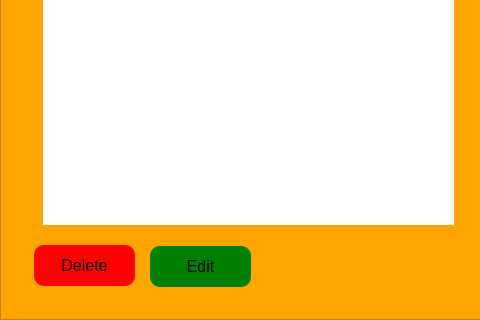
Qt form client/aboutorganization.ui (imanzk/Task-Manager-Application) before a commit; both pictures show x 0 to 480 and y 280 to 600 of the 1000 by 600 pixel window.
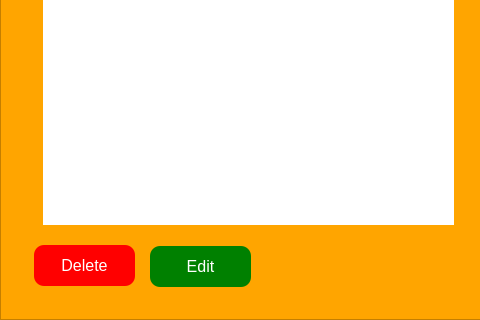
The same form after that commit.

Patch:
```diff
--- a/client/aboutorganization.ui
+++ b/client/aboutorganization.ui
@@ -49,8 +49,15 @@
      <cursorShape>PointingHandCursor</cursorShape>
     </property>
     <property name="styleSheet">
-     <string notr="true">background:green;
-border-radius:10;</string>
+     <string notr="true">QPushButton{background:green;
+border:none;
+border-radius:10px;
+color:white;}
+QPushButton:hover{
+background:white;
+color:green;
+font-weight:bold;
+}</string>
     </property>
     <property name="text">
      <string>Edit</string>
@@ -74,8 +81,15 @@
      <cursorShape>PointingHandCursor</cursorShape>
     </property>
     <property name="styleSheet">
-     <string notr="true">background:red;
-border-radius:10;</string>
+     <string notr="true">QPushButton{background:red;
+border:none;
+border-radius:10px;
+color:white;}
+QPushButton:hover{
+background:white;
+color:red;
+font-weight:bold;
+}</string>
     </property>
     <property name="text">
      <string>Delete</string>
```
Left out of the diff: 10 changed lines with no effect on the pictures.
